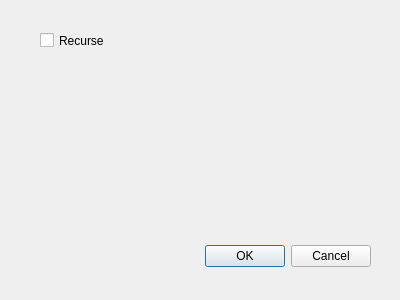
First picture: the form in gui/common.ui, repository CraigDawson/yapygrep, before the edit.
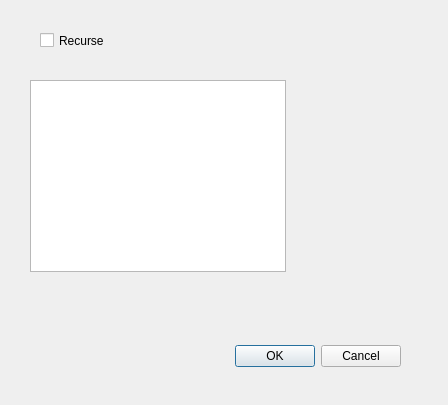
Second picture: the form after the edit.

Commit message: Added types to dialog box

Patch:
```diff
--- a/gui/common.ui
+++ b/gui/common.ui
@@ -6,8 +6,8 @@
    <rect>
     <x>0</x>
     <y>0</y>
-    <width>400</width>
-    <height>300</height>
+    <width>448</width>
+    <height>405</height>
    </rect>
   </property>
   <property name="windowTitle">
@@ -16,8 +16,8 @@
   <widget class="QDialogButtonBox" name="buttonBox">
    <property name="geometry">
     <rect>
-     <x>30</x>
-     <y>240</y>
+     <x>60</x>
+     <y>340</y>
      <width>341</width>
      <height>32</height>
     </rect>
@@ -42,6 +42,16 @@
     <string>Recurse</string>
    </property>
   </widget>
+  <widget class="QListWidget" name="listWidget">
+   <property name="geometry">
+    <rect>
+     <x>30</x>
+     <y>80</y>
+     <width>256</width>
+     <height>192</height>
+    </rect>
+   </property>
+  </widget>
  </widget>
  <resources/>
  <connections>
```
The commit also changes 2 other files.
